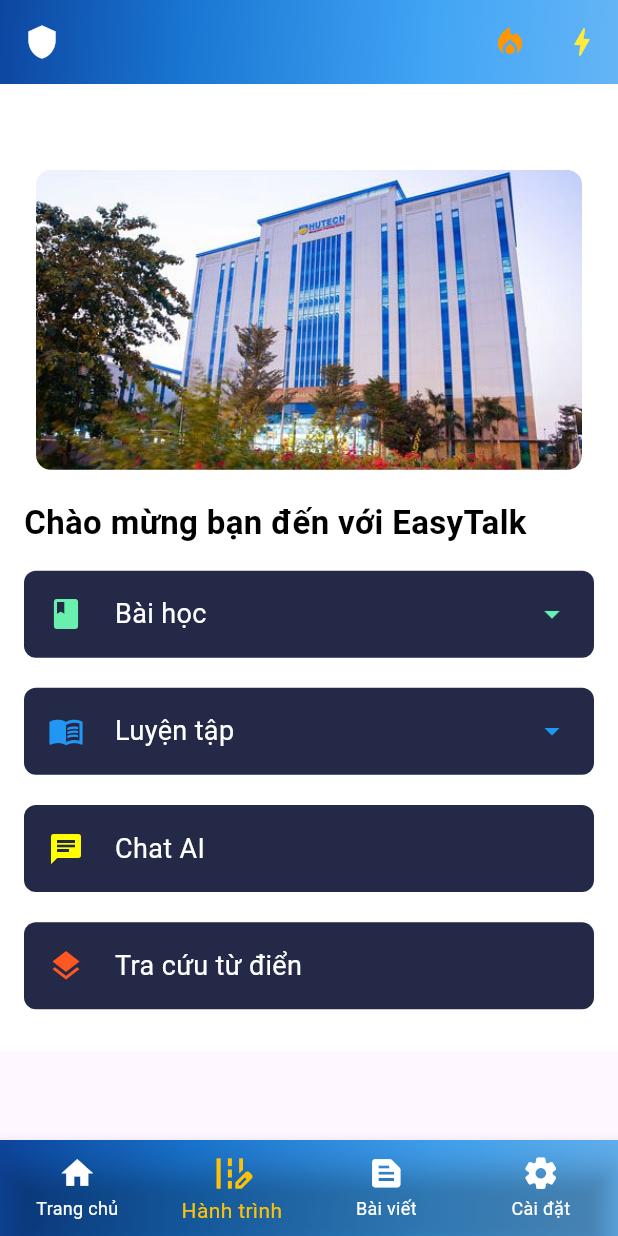
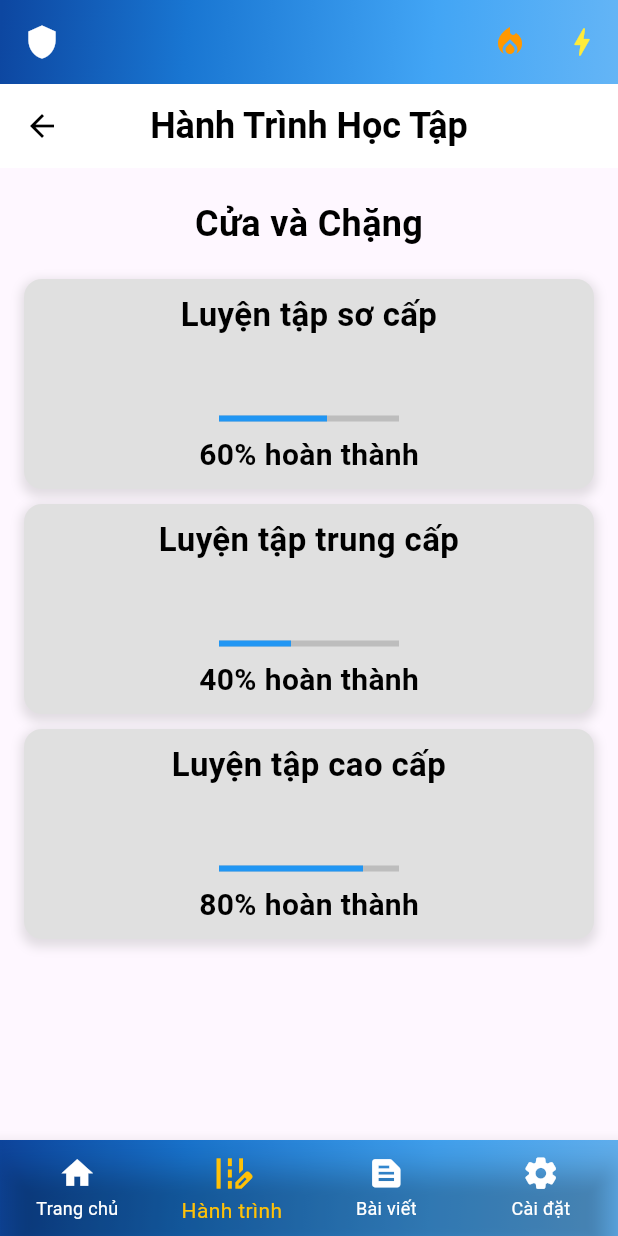
Before and after one commit to hltd0123/EasyTalk_Android, a Flutter app: the screen it shows after launch, item 2 of the bottom bar chosen, on a phone screen of 412 x 824 dp. Run offline on Flutter 3.47's test engine with Material 3 defaults, Android fonts, the phone set to English and light mode, and no system bars; our stand-ins replace flutter_dotenv, flutter_time_picker_spinner, image_picker, shared_preferences, speech_to_text; missing offline and left inert: dart_jsonwebtoken.

Commit message:
init: init project easy talk mobile app

```diff
--- /dev/null
+++ b/lib/Views/Home/HanhTrinh.dart
@@ -0,0 +1,129 @@
+import 'package:flutter/material.dart';
+import 'CuaVaChang.dart'; // Import màn hình mới
+
+class HanhTrinh extends StatelessWidget {
+  const HanhTrinh({super.key});
+
+  @override
+  Widget build(BuildContext context) {
+    return Scaffold(
+      appBar: AppBar(
+        title: const Text(
+          'Hành Trình Học Tập',
+          style: TextStyle(
+            color: Colors.black,
+            fontWeight: FontWeight.bold,
+            fontSize: 24,
+          ),
+        ),
+        backgroundColor: Colors.white,
+        elevation: 0,
+        centerTitle: true, // Căn giữa tiêu đề AppBar
+        leading: IconButton(
+          icon: const Icon(Icons.arrow_back, color: Colors.black),
+          onPressed: () => Navigator.pop(context),
+        ),
+      ),
+      body: Column(
+        children: [
+          const SizedBox(height: 20),
+          const Center(
+            child: Text(
+              'Cửa và Chặng',
+              style: TextStyle(
+                fontSize: 24, // Kích thước chữ giống AppBar
+                fontWeight: FontWeight.bold, // In đậm giống AppBar
+                color: Colors.black, // Màu đen giống AppBar
+              ),
+            ),
+          ),
+          const SizedBox(height: 20),
+          Expanded(
+            child: ListView(
+              padding: const EdgeInsets.symmetric(horizontal: 16.0),
+              children: [
+                _buildSquareTile('Luyện tập sơ cấp', 60, context), // Ví dụ với 60% hoàn thành
+                const SizedBox(height: 10),
+                _buildSquareTile('Luyện tập trung cấp', 40, context), // Ví dụ với 40% hoàn thành
+                const SizedBox(height: 10),
+                _buildSquareTile('Luyện tập cao cấp', 80, context), // Ví dụ với 80% hoàn thành
+              ],
+            ),
+          ),
+        ],
+      ),
+    );
+  }
+
+  Widget _buildSquareTile(String title, double progress, BuildContext context) {
+    return GestureDetector(
+      onTap: () {
+        // Khi nhấn vào một bài luyện tập, chuyển đến màn hình Cửa và Chặng
+        Navigator.push(
+          context,
+          MaterialPageRoute(
+            builder: (context) => CuaVaChang(title: title),
+          ),
+        );
+      },
+      child: Container(
+        height: 140, // Giảm chiều cao khung vuông
+        width: 120,  // Giảm chiều rộng khung vuông
+        decoration: BoxDecoration(
+          color: Colors.grey.shade300, // Màu nền xám nhạt
+          borderRadius: BorderRadius.circular(12), // Bo góc nhẹ
+          boxShadow: [
+            BoxShadow(
+              color: Colors.grey.withOpacity(0.3),
+              spreadRadius: 2,
+              blurRadius: 5,
+              offset: const Offset(0, 3), // Đổ bóng nhẹ
+            ),
+          ],
+        ),
+        child: Padding(
+          padding: const EdgeInsets.all(8.0), // Padding cho toàn bộ khung
+          child: Column(
+            mainAxisAlignment: MainAxisAlignment.spaceBetween,
+            crossAxisAlignment: CrossAxisAlignment.center,
+            children: [
+              Text(
+                title,
+                style: const TextStyle(
+                  fontSize: 22, // Giảm kích thước font so với tiêu đề AppBar (24px -> 22px)
+                  fontWeight: FontWeight.bold,
+                  color: Colors.black,
+                ),
+                textAlign: TextAlign.center,
+              ),
+              Column(
+                children: [
+                  const SizedBox(height: 8),
+                  // Container bao quanh LinearProgressIndicator để điều chỉnh chiều rộng
+                  Container(
+                    width: 120, // Đặt chiều rộng thanh tiến trình bằng chiều rộng khung
+                    child: LinearProgressIndicator(
+                      value: progress / 100, // Tính tiến độ từ phần trăm
+                      backgroundColor: Colors.grey.shade400,
+                      valueColor: AlwaysStoppedAnimation<Color>(Colors.blue),
+                    ),
+                  ),
+                  const SizedBox(height: 8),
+                  // Phần trăm hoàn thành
+                  Text(
+                    '${progress.toStringAsFixed(0)}% hoàn thành',
+                    style: const TextStyle(
+                      fontSize: 20, // Giảm kích thước font so với tiêu đề (24px -> 20px)
+                      fontWeight: FontWeight.bold,
+                      color: Colors.black,
+                    ),
+                  ),
+                ],
+              ),
+            ],
+          ),
+        ),
+      ),
+    );
+  }
+}
--- a/lib/Views/Home/MainPage.dart
+++ b/lib/Views/Home/MainPage.dart
@@ -2,6 +2,7 @@
 import 'package:dacn/Views/Home/BaiHocNguPhap.dart';
 import 'package:dacn/Views/Home/BaiTapNguPhap.dart';
 import 'package:dacn/Views/Home/FlashCard.dart';
+import 'package:dacn/Views/Home/HanhTrinh.dart';
 import 'package:dacn/Views/Home/HomePage.dart';
 import 'package:dacn/Views/Home/LuyenNguPhap.dart';
 import 'package:dacn/Views/Home/MainPageProvider.dart';
@@ -39,6 +40,8 @@
           switch (provider.selectedIndex) {
             case 0:
               return const BaiTapNguPhap();
+            case 1:
+              return const HanhTrinh();
             case 3:
               return const AccountDetailPage();
 
```
Also changed, not shown: lib/Views/Home/CuaVaChang.dart (added, +253 -0 lines).
